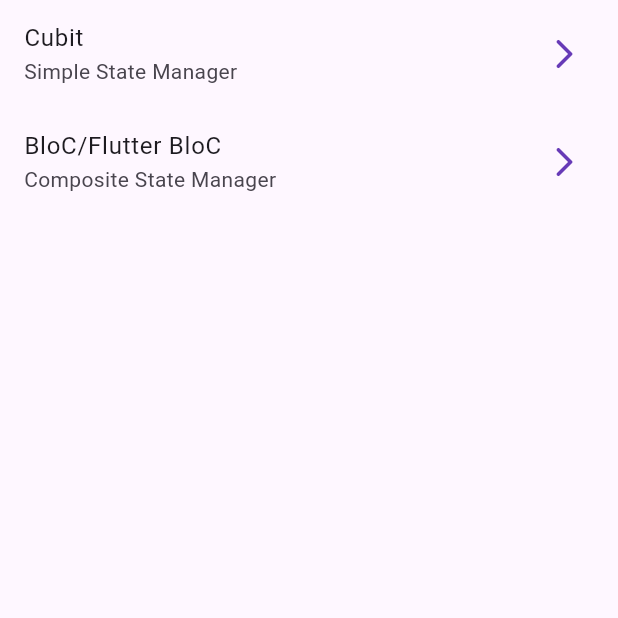
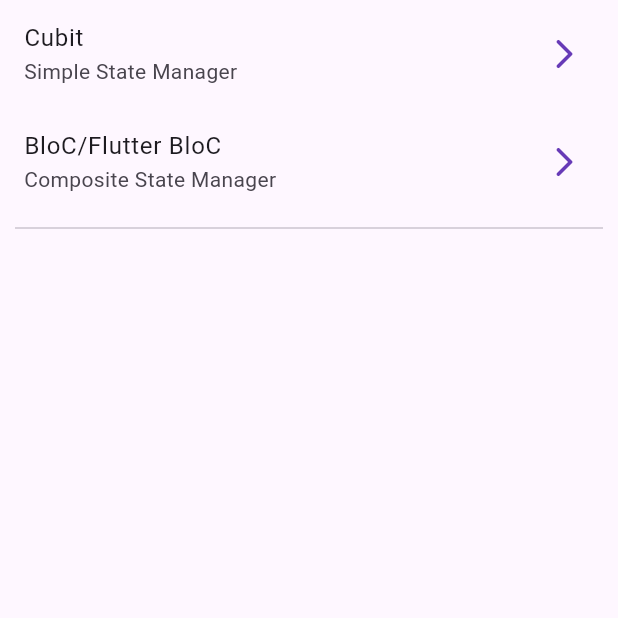
Before and after one commit to reyduar/flutter_forms_app, a Flutter app: the screen it shows after launch, on a phone screen of 412 x 824 dp, the top half of it. Run offline on Flutter 3.47's test engine with Material 3 defaults, Android fonts, the phone set to English and light mode, and no system bars; our stand-ins replace equatable, flutter_bloc, go_router.

```diff
--- a/lib/presentation/screens/home_screen.dart
+++ b/lib/presentation/screens/home_screen.dart
@@ -21,6 +21,10 @@ class HomeScreen extends StatelessWidget {
             trailing: const Icon(Icons.arrow_forward_ios_rounded),
             onTap: () => context.push('/blocs'),
           ),
+          const Padding(
+            padding: EdgeInsets.symmetric(horizontal: 10),
+            child: Divider(),
+          )
         ],
       ),
     );
```
Also changed, not shown: lib/presentation/blocs/counter_bloc/counter_bloc.dart (+8 -0 lines), lib/presentation/screens/bloc_counter_screen.dart (+5 -2 lines).
